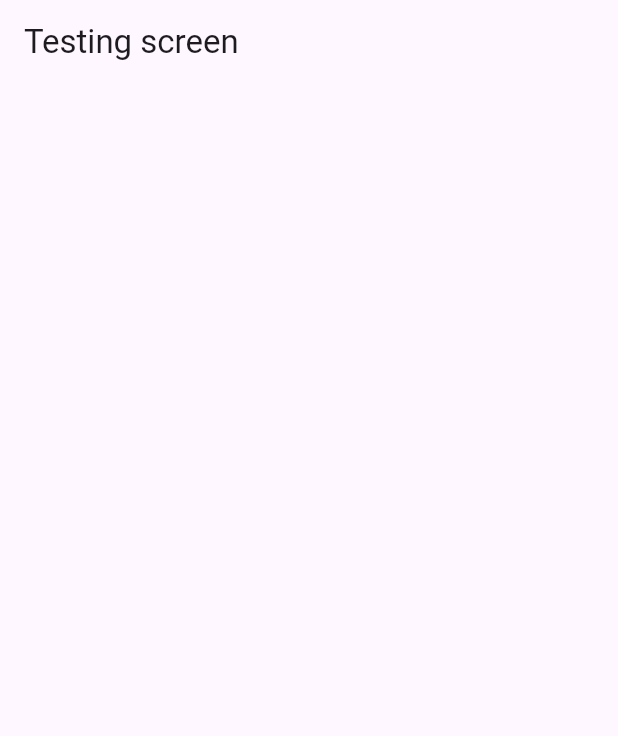
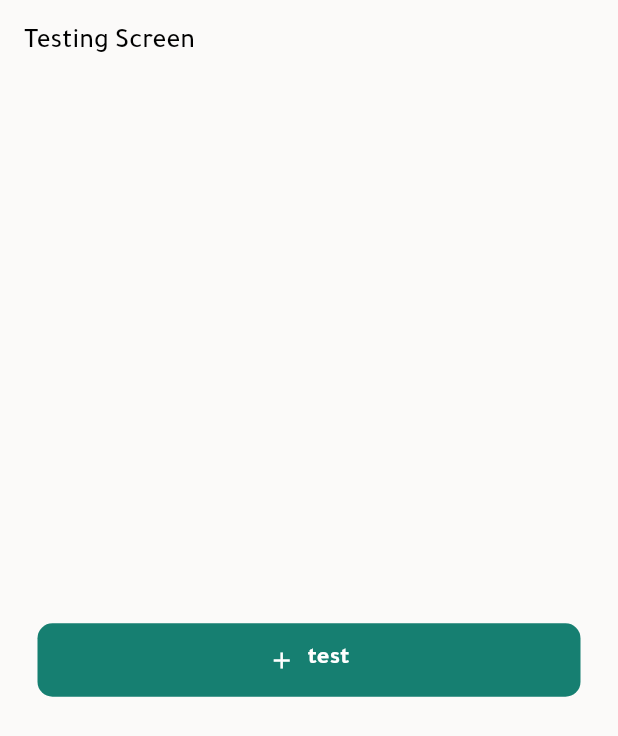
Before and after one commit to Ahmad-alnahal/taskora, a Flutter app: the screen it shows after launch, on a phone screen of 412 x 824 dp. Shown: the top 736 px of the screen. Run offline on Flutter 3.47's test engine with Material 3 defaults, Android fonts, the phone set to English and light mode, and no system bars.

Commit message:
اضافة تصميم بعض الازرار المهمة في التطبيق + اضافة بعض المساحات المهمة

```diff
--- a/lib/core/config/constants/app_sizes.dart
+++ b/lib/core/config/constants/app_sizes.dart
@@ -1,5 +1,25 @@
+import 'package:flutter/material.dart';
+
 class AppPadding {
   static const double paddingHorizontal = 16;
+}
+class AppButtonsSizes {
+  static const double buttonPaddingHorizontal = 16;
+  static const double buttonDefaultHeight = 49;
+  static const double buttonSmallHeight = 28;
+  static  EdgeInsets buttonHorizontalPadding = EdgeInsets.symmetric(horizontal: buttonPaddingHorizontal);
+  static  EdgeInsets chipButtonPadding =  EdgeInsets.symmetric(horizontal: 12,vertical: 6);
+}
+class AppIconsSizes {
+  static const double iconsDefaultSize = 18;
+}
+class SizedBoxSizes{
+  static const double sizedBoxLargeHeight = 35;
+  static const double sizedBoxMediumHeight = 20;
+  static const double sizedBoxSmallHeight = 8;
+  static const double sizedBoxLargeWidth = 35;
+  static const double sizedBoxMediumWidth = 20;
+  static const double sizedBoxSmallWidth = 8;
 }
 class SplashLogoSizes{
   static const double splashLogoVertical = 379;
@@ -9,4 +29,5 @@ class BorderRadiusSize {
   static const double borderRadius = 10;
   static const double borderRadiusCircular = 25;
   static const double borderRadiusLogo = 50;
+  static const double borderRadiusPill = 999;
 }
--- /dev/null
+++ b/lib/core/config/widgets/buttons/app_button_base.dart
@@ -0,0 +1,67 @@
+import 'package:flutter/material.dart';
+import '../../constants/app_sizes.dart';
+
+class AppButtonBase extends StatelessWidget {
+  const AppButtonBase({
+    super.key,
+    required this.onPressed,
+    required this.child,
+    required this.backgroundColor,
+    required this.foregroundColor,
+    this.borderColor,
+    this.height = AppButtonsSizes.buttonDefaultHeight,
+    this.fullWidth = true,
+    this.radius,
+    this.padding = const EdgeInsets.symmetric(horizontal: AppButtonsSizes.buttonPaddingHorizontal),
+    this.isLoading = false,
+  });
+
+  final VoidCallback? onPressed;
+  final Widget child;
+
+  final Color backgroundColor;
+  final Color foregroundColor;
+  final Color? borderColor;
+
+  final double height;
+  final bool fullWidth;
+  final double? radius;
+  final EdgeInsets padding;
+  final bool isLoading;
+
+  @override
+  Widget build(BuildContext context) {
+    final r = radius ?? BorderRadiusSize.borderRadius;
+
+    final button = ElevatedButton(
+      onPressed: isLoading ? null : onPressed,
+      style: ElevatedButton.styleFrom(
+        alignment: Alignment.center,
+        backgroundColor: backgroundColor,
+        foregroundColor: foregroundColor,
+        minimumSize: Size(50, height),
+        padding: padding,
+        shape: RoundedRectangleBorder(
+          borderRadius: BorderRadius.circular(r),
+          side: borderColor == null ? BorderSide.none : BorderSide(color: borderColor!, width: 1),
+        ),
+        textStyle: Theme.of(context).textTheme.labelLarge,
+      ),
+      child: SizedBox(
+        width: double.infinity,
+        child: Center(
+          child: isLoading
+              ? const SizedBox(
+            width: SizedBoxSizes.sizedBoxMediumWidth,
+            height: SizedBoxSizes.sizedBoxMediumHeight,
+            child: CircularProgressIndicator(strokeWidth: 2),
+          )
+              : child,
+        ),
+      ),
+
+    );
+
+    return fullWidth ? SizedBox(width: double.infinity, child: button) : button;
+  }
+}
--- /dev/null
+++ b/lib/core/config/widgets/buttons/app_primary_icon_button.dart
@@ -0,0 +1,41 @@
+import 'package:flutter/material.dart';
+import 'package:taskora/core/config/constants/app_sizes.dart';
+import '../../constants/color_manager.dart';
+import 'app_button_base.dart';
+
+class AppPrimaryIconButton extends StatelessWidget {
+  const AppPrimaryIconButton({
+    super.key,
+    required this.text,
+    required this.onPressed,
+    this.icon,
+    this.isLoading = false,
+    this.buttonColor,
+  });
+
+  final String text;
+  final VoidCallback? onPressed;
+  final Icon? icon;
+  final bool isLoading;
+  final Color? buttonColor;
+
+  @override
+  Widget build(BuildContext context) {
+    return AppButtonBase(
+      onPressed: onPressed,
+      isLoading: isLoading,
+      backgroundColor:buttonColor != null ? buttonColor!: ColorManager.secondaryColor,
+      foregroundColor: Colors.white,
+      child: Row(
+        mainAxisSize: MainAxisSize.min,
+        children: [
+          if (icon != null) ...[
+            Icon(icon!.icon, size: AppIconsSizes.iconsDefaultSize),
+            const SizedBox(width: SizedBoxSizes.sizedBoxSmallWidth),
+          ],
+          Text(text),
+        ],
+      ),
+    );
+  }
+}
--- a/lib/main.dart
+++ b/lib/main.dart
@@ -1,4 +1,13 @@
 import 'package:flutter/material.dart';
+import 'package:taskora/core/config/constants/color_manager.dart';
+import 'core/config/widgets/buttons/app_chip_button.dart';
+import 'core/config/widgets/buttons/app_dual_action_row.dart';
+import 'core/config/widgets/buttons/app_outlined_danger_button.dart';
+import 'core/config/widgets/buttons/app_pill_button.dart';
+import 'core/config/widgets/buttons/app_primary_icon_button.dart';
+import 'core/config/widgets/buttons/app_soft_danger_button.dart';
+import 'core/theme/light_theme.dart' as LightTheme;
+
 
 void main() {
   runApp(const MyApp());
@@ -10,9 +19,33 @@ class MyApp extends StatelessWidget {
   @override
   Widget build(BuildContext context) {
     return MaterialApp(
-      home: Scaffold(
-        appBar: AppBar(title: const Text('Testing screen')),
-        body: Center(),
+      title: 'Taskora',
+      debugShowCheckedModeBanner: false,
+      theme: LightTheme.lightTheme,
+      home: const TestingScreen(),
+    );
+  }
+}
+
+
+class TestingScreen extends StatelessWidget {
+  const TestingScreen({super.key});
+
+  @override
+  Widget build(BuildContext context) {
+    return Scaffold(
+      appBar: AppBar(
+        title: const Text('Testing Screen'),
+      ),
+      body: Padding(
+        padding: const EdgeInsets.symmetric(horizontal: 25.0),
+        child: Center(
+          child: AppPrimaryIconButton(
+            text: 'test',
+            icon: const Icon(Icons.add),
+            onPressed: () {},
+          ),
+        ),
       ),
     );
   }
--- a/pubspec.yaml
+++ b/pubspec.yaml
@@ -61,11 +61,11 @@ flutter:
   fonts:
     - family: Tajawal
       fonts:
-        - asset: fonts/Tajawal-Regular.ttf
+        - asset: assets/fonts/Tajawal-Regular.ttf
           weight: 400
-        - asset: fonts/Tajawal-Medium.ttf
+        - asset: assets/fonts/Tajawal-Medium.ttf
           weight: 500
-        - asset: fonts/Tajawal-Bold.ttf
+        - asset: assets/fonts/Tajawal-Bold.ttf
           weight: 700
   # To add assets to your application, add an assets section, like this:
   # assets:
```
Also changed, not shown: lib/core/config/widgets/buttons/app_chip_button.dart (added, +43 -0 lines), lib/core/config/widgets/buttons/app_dual_action_row.dart (added, +40 -0 lines), lib/core/config/widgets/buttons/app_icon_text.dart (added, +49 -0 lines), lib/core/config/widgets/buttons/app_outlined_danger_button.dart (added, +27 -0 lines), lib/core/config/widgets/buttons/app_pill_button.dart (added, +30 -0 lines), lib/core/config/widgets/buttons/app_soft_danger_button.dart (added, +40 -0 lines), pubspec.lock.
